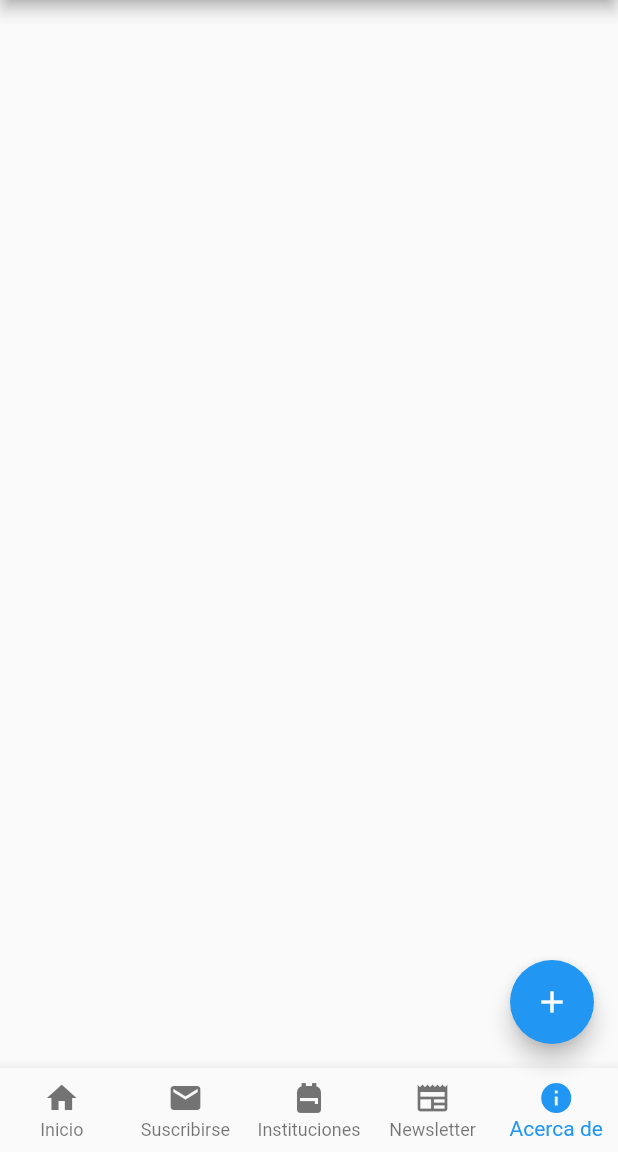
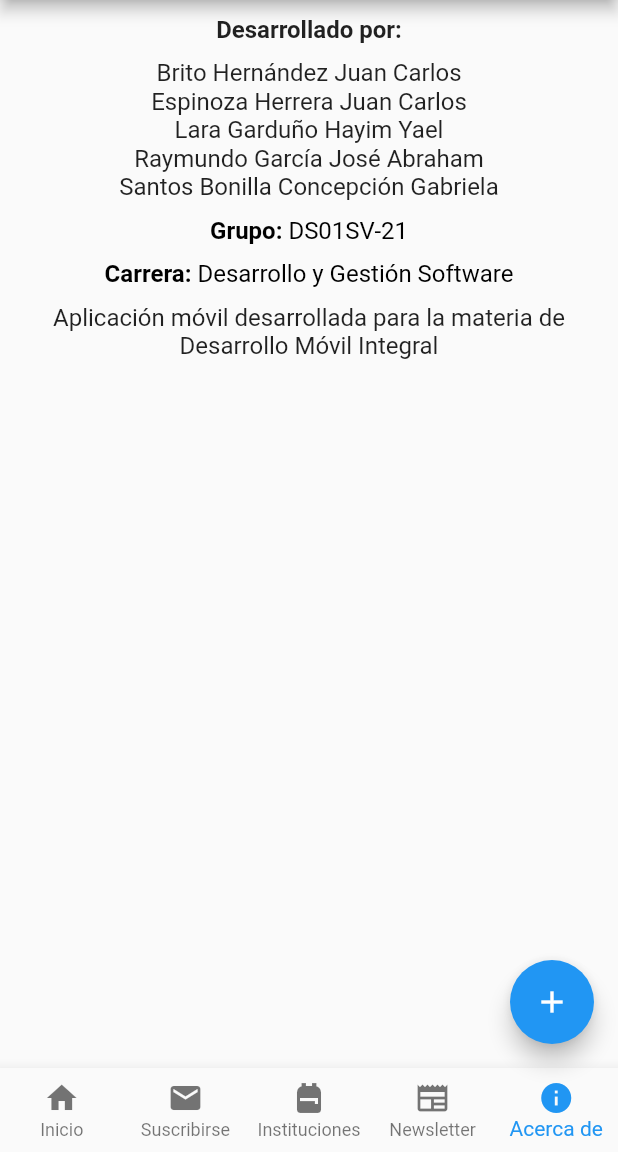
Before and after one commit to Pimpollo30/eduqro, a Flutter app: the screen it shows after launch, swiped to page 5, on a phone screen of 412 x 824 dp, the part 84-1236 px from its top. Run offline on Flutter 3.47's test engine with Material 2 defaults, Android fonts, the phone set to English and light mode, and no system bars.

Commit message:
AcercaDePage added

```diff
--- a/lib/pages/acerca_de_page.dart
+++ b/lib/pages/acerca_de_page.dart
@@ -2,9 +2,90 @@ import 'package:flutter/material.dart';
 
 class AcercaDePage extends StatelessWidget {
   const AcercaDePage({super.key});
-
   @override
   Widget build(BuildContext context) {
-    return Container();
+    return Container(
+      child: Column(
+        children: [
+          SizedBox(height:10),
+          Text("Desarrollado por:",
+          textAlign: TextAlign.center,
+          style: TextStyle(
+            fontWeight: FontWeight.bold,
+            fontSize: 16,
+          ),),
+          SizedBox(height:10),
+          Text("Brito Hernández Juan Carlos",
+          textAlign: TextAlign.center,
+          style: TextStyle(
+            fontSize:16
+          ),),
+          Text("Espinoza Herrera Juan Carlos",
+          textAlign: TextAlign.center,
+          style: TextStyle(
+            fontSize:16
+          ),),
+          Text("Lara Garduño Hayim Yael",
+          textAlign: TextAlign.center,
+          style: TextStyle(
+            fontSize:16
+          ),),
+          Text("Raymundo García José Abraham",
+          textAlign: TextAlign.center,
+          style: TextStyle(
+            fontSize:16
+          ),),
+          Text("Santos Bonilla Concepción Gabriela",
+          textAlign: TextAlign.center,
+          style: TextStyle(
+            fontSize:16
+          ),),
+          SizedBox(height:10),
+          RichText(
+            text: TextSpan(
+              style: TextStyle(
+                fontSize: 16,
+                color: Colors.black,
+              ),
+              children: [
+                TextSpan(
+                  text:"Grupo: ",
+                  style: TextStyle(
+                    fontWeight: FontWeight.bold,
+                  )),
+                TextSpan(
+                  text:"DS01SV-21"
+                )
+              ],
+              )),
+          SizedBox(height:10),
+          RichText(
+            text: TextSpan(
+              style: TextStyle(
+                fontSize: 16,
+                color: Colors.black,
+              ),
+              children: [
+                TextSpan(
+                  text:"Carrera: ",
+                  style: TextStyle(
+                    fontWeight: FontWeight.bold,
+                  )),
+                TextSpan(
+                  text:"Desarrollo y Gestión Software"
+                )
+              ],
+              )),
+          SizedBox(height:10),
+          Text(
+            "Aplicación móvil desarrollada para la materia de Desarrollo Móvil Integral",
+            textAlign: TextAlign.center,
+            style: TextStyle(
+              fontSize:16,
+            )
+            ),
+        ],
+      ),
+    );
   }
 }
```
